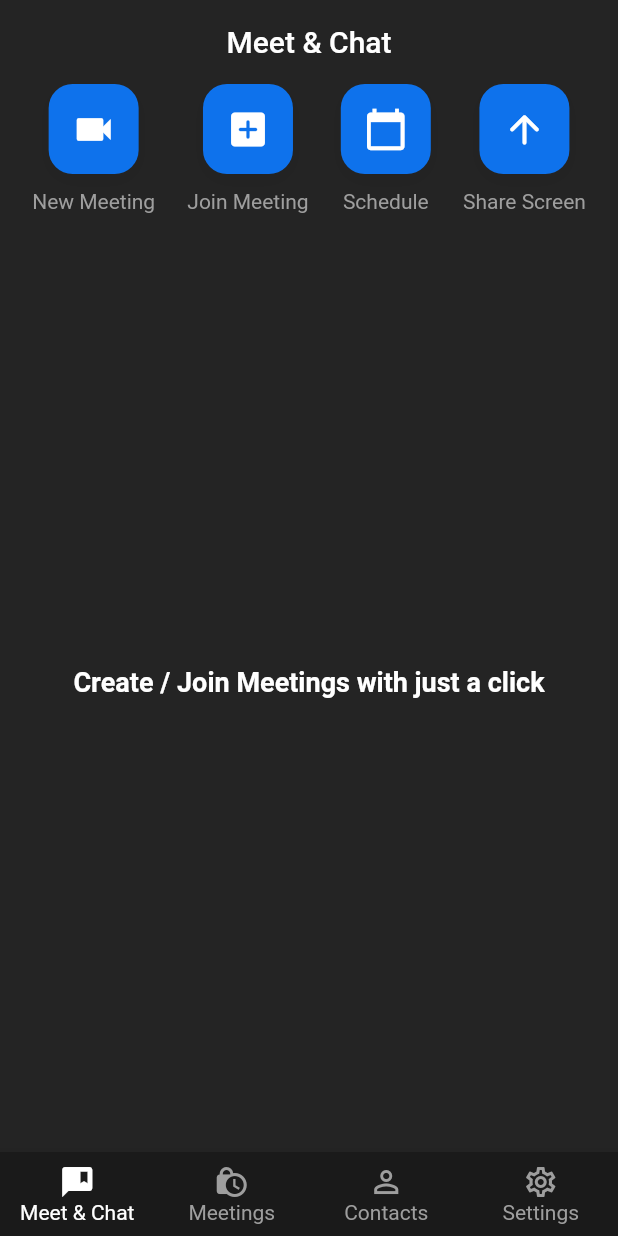
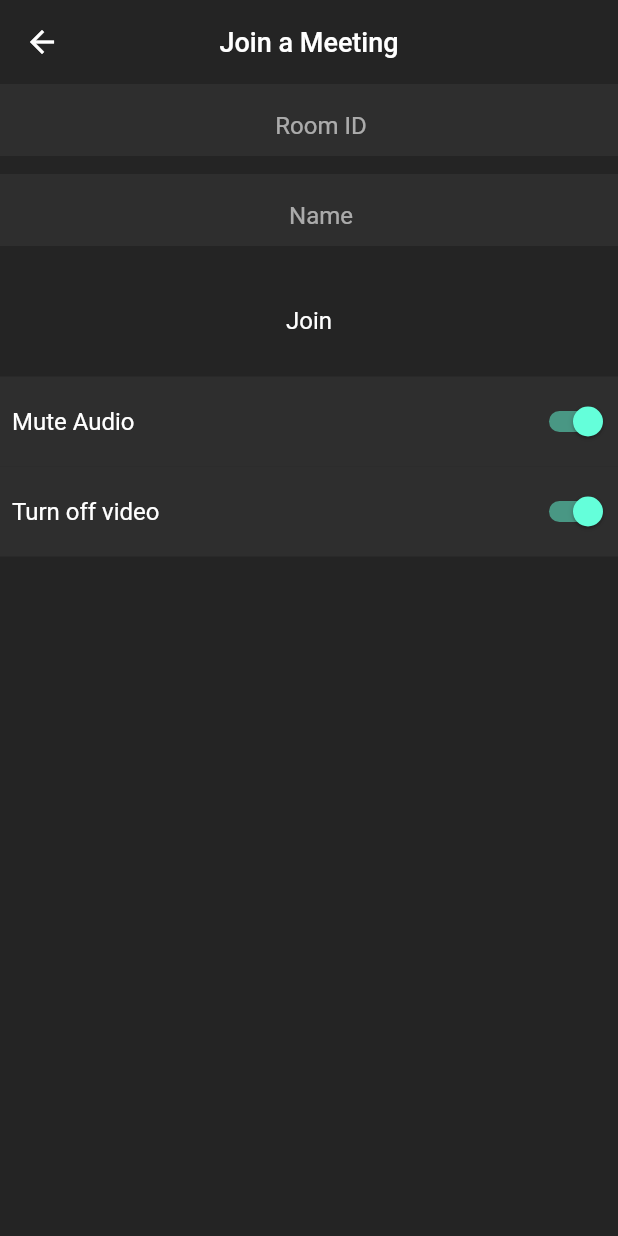
Before and after one commit to rooptestdev/zoom_clone_flutter, a Flutter app: the screen it shows once a user with an empty profile is signed in, after a tap on "Join Meeting", on a phone screen of 412 x 824 dp. Run offline on Flutter 3.47's test engine with Material 2 defaults, Android fonts, the light colour scheme and no system bars; our stand-ins replace cloud_firestore, firebase_auth, firebase_core, google_sign_in; missing offline and left inert: jitsi_meet; accounts and stored records are empty; network calls fail.

Commit message:
Join meeting, meeting history, sign out added.

```diff
--- a/lib/main.dart
+++ b/lib/main.dart
@@ -4,6 +4,7 @@
 import 'package:zoom_clone_flutter/resources/auth_methods.dart';
 import 'package:zoom_clone_flutter/screens/login_screen.dart';
 import 'package:zoom_clone_flutter/screens/home_screen.dart';
+import 'package:zoom_clone_flutter/screens/video_call_screen.dart';
 import 'package:zoom_clone_flutter/utils/colors.dart';
 import 'package:firebase_core/firebase_core.dart';
 
@@ -40,6 +41,7 @@
       routes: {
         '/login': (context) => const LoginScreen(),
         '/home': (context) => const HomeScreen(),
+        '/video-call': (context) => const VideoCallScreen(),
       },
       home: StreamBuilder(
         stream: AuthMethods().authChanges,
--- a/lib/resources/jitsi_meet_methods.dart
+++ b/lib/resources/jitsi_meet_methods.dart
@@ -2,26 +2,37 @@
 import 'package:jitsi_meet/feature_flag/feature_flag.dart';
 import 'package:jitsi_meet/jitsi_meet.dart';
 import 'package:zoom_clone_flutter/resources/auth_methods.dart';
+import 'package:zoom_clone_flutter/resources/firestore_methods.dart';
 
 class JitsiMeetMethods {
   final AuthMethods _authMethods = AuthMethods();
+  final FirestoreMethods _firestoreMethods = FirestoreMethods();
   void createMeeting({
     required String roomName,
     required bool isAudioMuted,
     required bool isVideoMuted,
+    String username = '',
   }) async {
     try {
       FeatureFlag featureFlag = FeatureFlag();
       featureFlag.welcomePageEnabled = false;
       featureFlag.resolution = FeatureFlagVideoResolution
           .MD_RESOLUTION; // Limit video resolution to 360p
+      String name;
+      if (username.isEmpty) {
+        name = _authMethods.user.displayName!;
+      } else {
+        name = username;
+      }
 
       var options = JitsiMeetingOptions(room: roomName)
-        ..userDisplayName = _authMethods.user.displayName
+        ..userDisplayName = name
         ..userEmail = _authMethods.user.email
         ..userAvatarURL = _authMethods.user.photoURL
         ..audioMuted = isAudioMuted
         ..videoMuted = isVideoMuted;
+
+      _firestoreMethods.addToMeetingHistory(roomName);
 
       await JitsiMeet.joinMeeting(options);
     } catch (error) {
--- a/lib/screens/home_screen.dart
+++ b/lib/screens/home_screen.dart
@@ -1,7 +1,9 @@
 import 'package:flutter/material.dart';
+import 'package:zoom_clone_flutter/resources/auth_methods.dart';
 import 'package:zoom_clone_flutter/screens/history_meeting_screen.dart';
 import 'package:zoom_clone_flutter/screens/meeting_screen.dart';
 import 'package:zoom_clone_flutter/utils/colors.dart';
+import 'package:zoom_clone_flutter/widgets/custom_button.dart';
 
 class HomeScreen extends StatefulWidget {
   const HomeScreen({Key? key}) : super(key: key);
@@ -22,7 +24,10 @@
     MeetingScreen(),
     const HistoryMeetingScreen(),
     const Text('Contacts'),
-    const Text('Settings.'),
+    CustomButton(
+      text: 'Log Out',
+      onPressed: () => AuthMethods().signOut(),
+    ),
   ];
 
   @override
--- a/lib/screens/meeting_screen.dart
+++ b/lib/screens/meeting_screen.dart
@@ -20,6 +20,10 @@
     );
   }
 
+  joinMeeting(BuildContext context) {
+    Navigator.pushNamed(context, '/video-call');
+  }
+
   @override
   Widget build(BuildContext context) {
     return Column(
@@ -33,7 +37,7 @@
               icon: Icons.videocam,
             ),
             HomeMeetingButton(
-              onPressed: () {},
+              onPressed: () => joinMeeting(context),
               text: 'Join Meeting',
               icon: Icons.add_box_rounded,
             ),
--- a/lib/screens/video_call_screen.dart
+++ b/lib/screens/video_call_screen.dart
@@ -0,0 +1,140 @@
+import 'package:flutter/material.dart';
+import 'package:jitsi_meet/jitsi_meet.dart';
+import 'package:zoom_clone_flutter/resources/auth_methods.dart';
+import 'package:zoom_clone_flutter/resources/jitsi_meet_methods.dart';
+import 'package:zoom_clone_flutter/utils/colors.dart';
+import 'package:zoom_clone_flutter/widgets/meeting_option.dart';
+
+class VideoCallScreen extends StatefulWidget {
+  const VideoCallScreen({Key? key}) : super(key: key);
+
+  @override
+  State<VideoCallScreen> createState() => _VideoCallScreenState();
+}
+
+class _VideoCallScreenState extends State<VideoCallScreen> {
+  final AuthMethods _authMethods = AuthMethods();
+  late TextEditingController meetingIdController;
+  late TextEditingController nameController;
+  final JitsiMeetMethods _jitsiMeetMethods = JitsiMeetMethods();
+
+  bool isAudioMuted = true;
+  bool isVideoMuted = true;
+
+  @override
+  void initState() {
+    meetingIdController = TextEditingController();
+    nameController = TextEditingController(
+      text: _authMethods.user.displayName,
+    );
+    super.initState();
+  }
+
+  _joinMeeting() {
+    _jitsiMeetMethods.createMeeting(
+      roomName: meetingIdController.text,
+      isAudioMuted: isAudioMuted,
+      isVideoMuted: isVideoMuted,
+      username: nameController.text,
+    );
+  }
+
+  @override
+  void dispose() {
+    super.dispose();
+    meetingIdController.dispose();
+    nameController.dispose();
+    JitsiMeet.removeAllListeners();
+  }
+
+  @override
+  Widget build(BuildContext context) {
+    return Scaffold(
+      appBar: AppBar(
+        elevation: 0,
+        backgroundColor: backgroundColor,
+        title: const Text(
+          'Join a Meeting',
+          style: TextStyle(
+            fontSize: 18.0,
+          ),
+        ),
+        centerTitle: true,
+      ),
+      body: Column(
+        children: [
+          SizedBox(
+            height: 60.0,
+            child: TextField(
+              controller: meetingIdController,
+              maxLines: 1,
+              textAlign: TextAlign.center,
+              keyboardType: TextInputType.number,
+              decoration: const InputDecoration(
+                fillColor: secondaryBackgroundColor,
+                filled: true,
+                border: InputBorder.none,
+                hintText: 'Room ID',
+                contentPadding: EdgeInsets.fromLTRB(16, 8, 0, 0),
+              ),
+            ),
+          ),
+          SizedBox(
+            height: 60.0,
+            child: TextField(
+              controller: nameController,
+              maxLines: 1,
+              textAlign: TextAlign.center,
+              keyboardType: TextInputType.number,
+              decoration: const InputDecoration(
+                fillColor: secondaryBackgroundColor,
+                filled: true,
+                border: InputBorder.none,
+                hintText: 'Name',
+                contentPadding: EdgeInsets.fromLTRB(16, 8, 0, 0),
+              ),
+            ),
+          ),
+          const SizedBox(
+            height: 20.0,
+          ),
+          InkWell(
+            onTap: _joinMeeting,
+            child: const Padding(
+              padding: EdgeInsets.all(8.0),
+              child: Text(
+                'Join',
+                style: TextStyle(fontSize: 16.0),
+              ),
+            ),
+          ),
+          const SizedBox(
+            height: 20.0,
+          ),
+          MeetingOption(
+            text: 'Mute Audio',
+            isMute: isAudioMuted,
+            onChange: onAudioMuted,
+          ),
+          MeetingOption(
+            text: 'Turn off video',
+            isMute: isVideoMuted,
+            onChange: onVideoMuted,
+          ),
+        ],
+      ),
+    );
+  }
+
+  onAudioMuted(bool val) {
+    setState(() {
+      isAudioMuted = val;
+    });
+  }
+
+  onVideoMuted(bool val) {
+    setState(() {
+      isVideoMuted = val;
+    });
+  }
+}
--- a/lib/widgets/meeting_option.dart
+++ b/lib/widgets/meeting_option.dart
@@ -0,0 +1,38 @@
+import 'package:flutter/material.dart';
+import 'package:zoom_clone_flutter/utils/colors.dart';
+
+class MeetingOption extends StatelessWidget {
+  final String text;
+  final bool isMute;
+  final Function(bool) onChange;
+  const MeetingOption({
+    Key? key,
+    required this.text,
+    required this.isMute,
+    required this.onChange,
+  }) : super(key: key);
+
+  @override
+  Widget build(BuildContext context) {
+    return Container(
+      height: 60.0,
+      color: secondaryBackgroundColor,
+      child: Row(
+        mainAxisAlignment: MainAxisAlignment.spaceBetween,
+        children: [
+          Padding(
+            padding: const EdgeInsets.all(8.0),
+            child: Text(
+              text,
+              style: const TextStyle(fontSize: 16.0),
+            ),
+          ),
+          Switch(
+            value: isMute,
+            onChanged: onChange,
+          ),
+        ],
+      ),
+    );
+  }
+}
```
Also changed, not shown: lib/resources/auth_methods.dart (+8 -0 lines), lib/resources/firestore_methods.dart (+28 -0 lines), lib/screens/history_meeting_screen.dart (+23 -2 lines).
